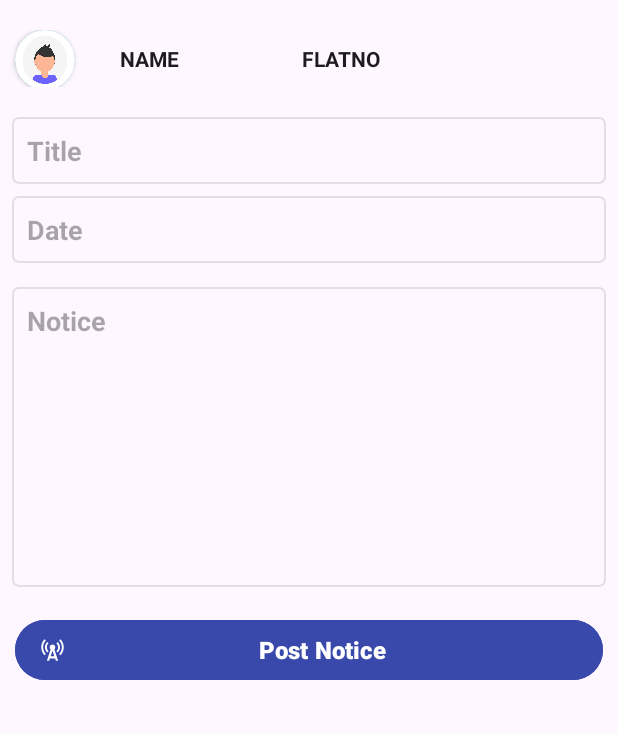
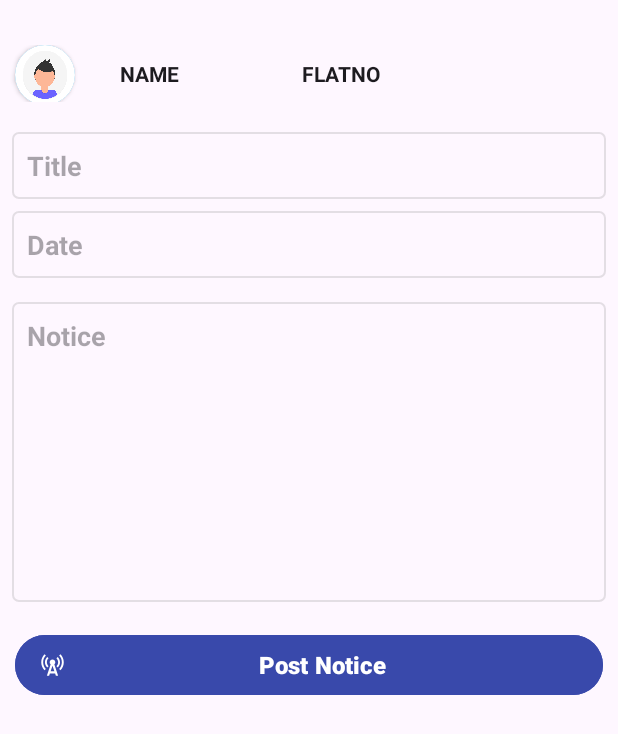
Before and after one commit to MohitGujarati/DigitalSociety, an Android app: the fragment Frag_Add_notice shown on its own in the app's theme, on a phone screen of 412 x 824 dp. Shown: the top 734 px of the screen. Run offline under Robolectric (Android 15) with nearby library versions, the phone set to English and light mode, and no system bars; 5 statements that could not run were skipped.

Commit message:
Frag profile update

```diff
--- a/app/src/main/java/mohit/dev/digitalsoc/code/Apiinterface/Api_interface.kt
+++ b/app/src/main/java/mohit/dev/digitalsoc/code/Apiinterface/Api_interface.kt
@@ -50,6 +50,14 @@ interface Api_interface {
         @Query("email") email: String
     ): Call<List<Model_usercomplain>>
 
+    @FormUrlEncoded
+    @POST("user_complains_update.php")
+    fun user_updatecomplains(
+        @Field("email") email: String,
+        @Field("complains") complains: String,
+        @Field("id")id: Int
+    ): Call<List<Model_usercomplain>>
+
 
     @GET("get_notice.php")
     fun get_notice(): Call<List<Model_noticedb>>
--- a/app/src/main/res/layout/fragment_frag__add_notice.xml
+++ b/app/src/main/res/layout/fragment_frag__add_notice.xml
@@ -7,22 +7,10 @@
     android:orientation="vertical"
     tools:context=".code.view.Frag_Add_notice">
 
-    <RelativeLayout
-        android:layout_width="match_parent"
-        android:layout_height="wrap_content"
-        android:layout_margin="10dp"
-        android:orientation="horizontal">
 
 
-
-
-
-
-
-
-    </RelativeLayout>
-
     <LinearLayout
+        android:layout_marginTop="30dp"
         android:layout_width="match_parent"
         android:layout_height="wrap_content"
         android:orientation="horizontal">
```
Also changed, not shown: app/src/main/java/mohit/dev/digitalsoc/code/view/Frag_Edit_complain.kt (added, +26 -0 lines), app/src/main/java/mohit/dev/digitalsoc/code/view/Frag_profile_Complains.kt (+39 -7 lines), app/src/main/res/layout/fragment_frag__edit_complain.xml (added, +49 -0 lines).
